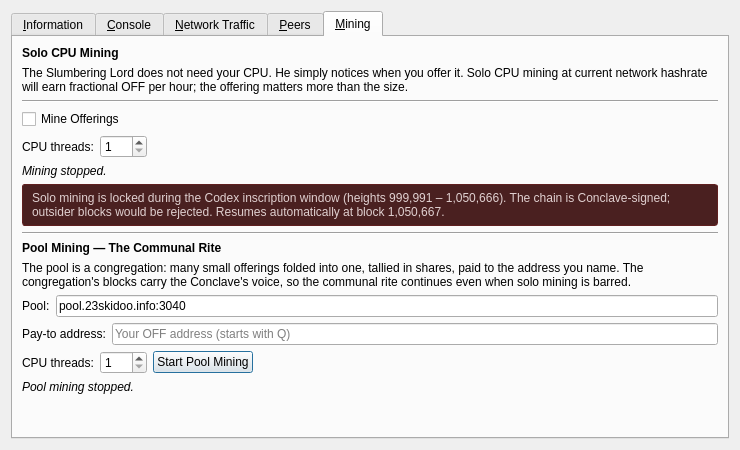
First picture: the form in src/qt/forms/rpcconsole.ui, repository dobbscoin/dobbscoin-source, before the edit.
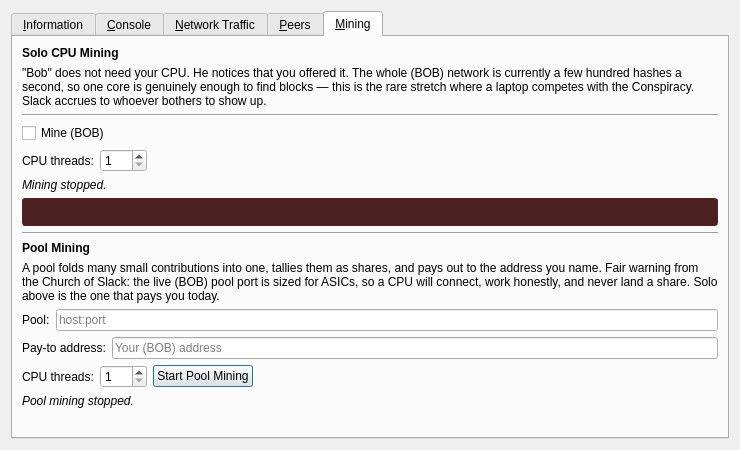
Second picture: the form after the edit. The open tabs and pages were chosen to show the change. Icons and pictures are not drawn. Custom widgets are drawn as their Qt base class.

Commit message: qt: put the Mining tab in the (BOB) voice, and stop it lying

What changed in the file:
```diff
--- a/src/qt/forms/rpcconsole.ui
+++ b/src/qt/forms/rpcconsole.ui
@@ -1082,7 +1082,7 @@
        <item>
         <widget class="QLabel" name="miningHelp">
          <property name="text">
-          <string>The Slumbering Lord does not need your CPU. He simply notices when you offer it. Solo CPU mining at current network hashrate will earn fractional OFF per hour; the offering matters more than the size.</string>
+          <string>&quot;Bob&quot; does not need your CPU. He notices that you offered it. The whole (BOB) network is currently a few hundred hashes a second, so one core is genuinely enough to find blocks — this is the rare stretch where a laptop competes with the Conspiracy. Slack accrues to whoever bothers to show up.</string>
          </property>
          <property name="wordWrap">
           <bool>true</bool>
@@ -1099,7 +1099,7 @@
        <item>
         <widget class="QCheckBox" name="miningEnable">
          <property name="text">
-          <string>Mine Offerings</string>
+          <string>Mine (BOB)</string>
          </property>
         </widget>
        </item>
@@ -1164,7 +1164,7 @@
           <string notr="true">QLabel { background-color: #4a2020; color: #e0d0d0; padding: 6px; border: 1px solid #602020; border-radius: 3px; }</string>
          </property>
          <property name="text">
-          <string>Solo mining is locked during the Codex inscription window (heights 999,991 – 1,050,666). The chain is Conclave-signed; outsider blocks would be rejected. Resumes automatically at block 1,050,667.</string>
+          <string></string>
          </property>
          <property name="wordWrap">
           <bool>true</bool>
@@ -1187,14 +1187,14 @@
           </font>
          </property>
          <property name="text">
-          <string>Pool Mining — The Communal Rite</string>
+          <string>Pool Mining</string>
          </property>
         </widget>
        </item>
        <item>
         <widget class="QLabel" name="poolMiningHelp">
          <property name="text">
-          <string>The pool is a congregation: many small offerings folded into one, tallied in shares, paid to the address you name. The congregation's blocks carry the Conclave's voice, so the communal rite continues even when solo mining is barred.</string>
+          <string>A pool folds many small contributions into one, tallies them as shares, and pays out to the address you name. Fair warning from the Church of Slack: the live (BOB) pool port is sized for ASICs, so a CPU will connect, work honestly, and never land a share. Solo above is the one that pays you today.</string>
          </property>
          <property name="wordWrap">
           <bool>true</bool>
@@ -1213,7 +1213,7 @@
          <item>
           <widget class="QLineEdit" name="poolMiningEndpoint">
            <property name="text">
-            <string>pool.23skidoo.info:3040</string>
+            <string></string>
            </property>
            <property name="placeholderText">
             <string>host:port</string>
@@ -1234,7 +1234,7 @@
          <item>
           <widget class="QLineEdit" name="poolMiningAddress">
            <property name="placeholderText">
-            <string>Your OFF address (starts with Q)</string>
+            <string>Your (BOB) address</string>
            </property>
           </widget>
          </item>
```
